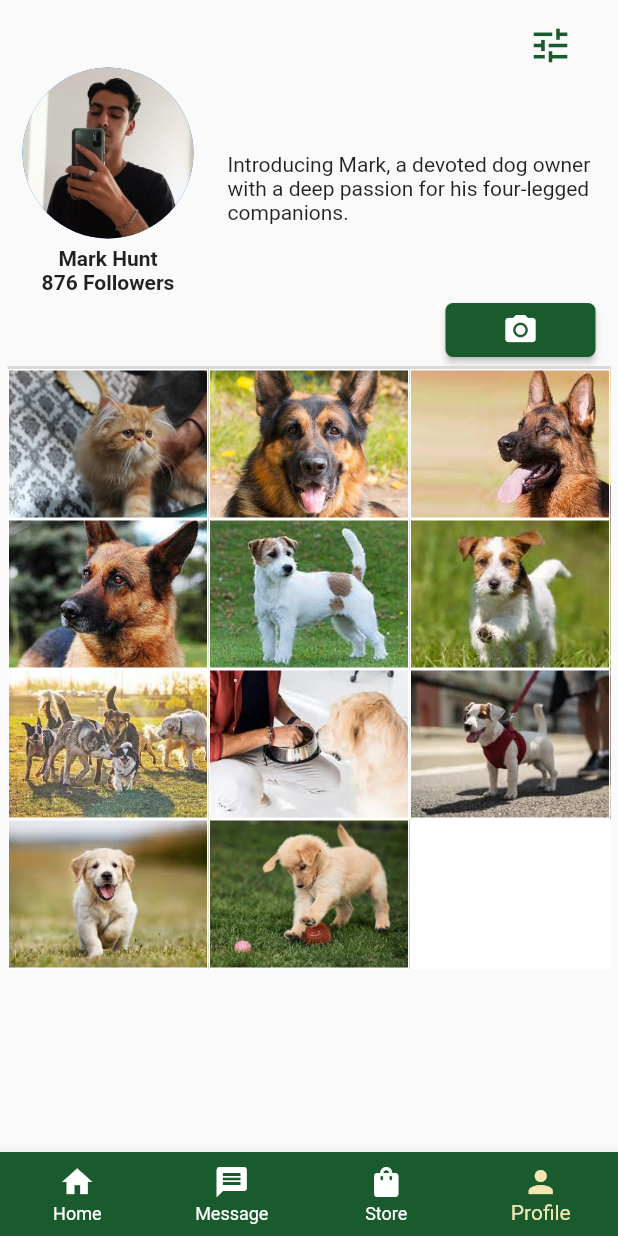
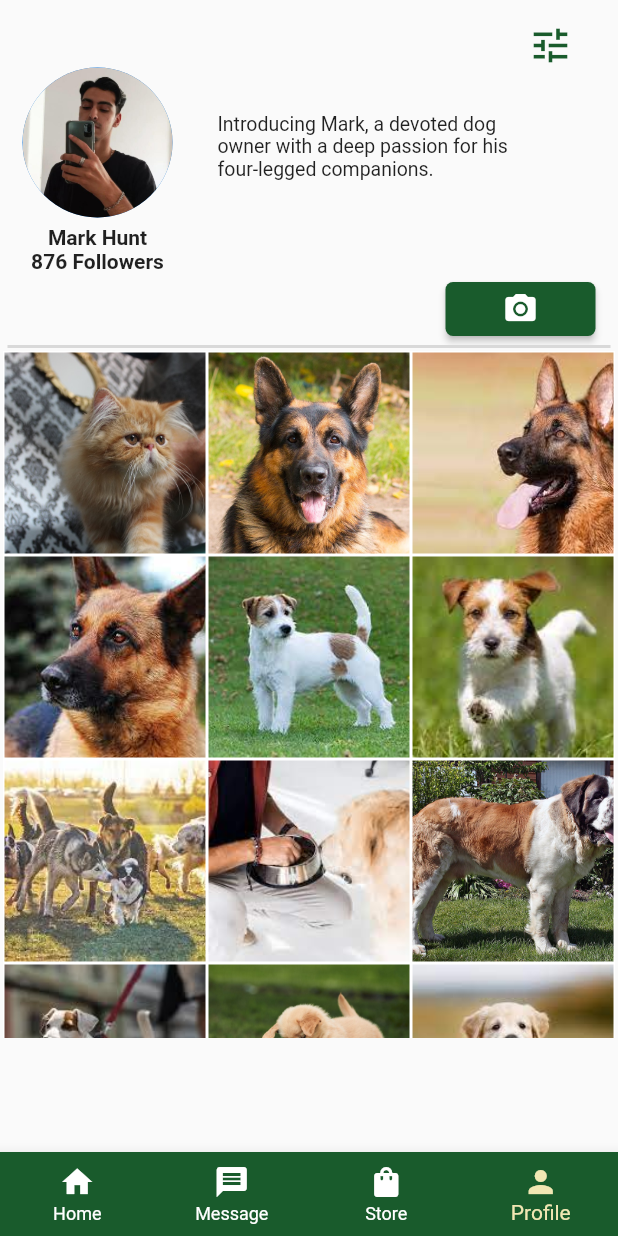
Before and after one commit to danielbueeno/PETSITTING, a Flutter app: the TemplatePlatform screen opened directly, item 4 of the bottom bar chosen, on a phone screen of 412 x 824 dp. Run offline on Flutter 3.47's test engine with Material 2 defaults, Android fonts, the phone set to English and light mode, and no system bars; missing offline and left inert: dart:ffi.

Commit message:
profile update gridview

```diff
--- /dev/null
+++ b/lib/Widgets/atoms/cameraButton.dart
@@ -0,0 +1,29 @@
+import 'package:flutter/material.dart';
+import 'package:pet_sitting_project/Constants/constants_colors.dart';
+
+class CameraButton extends StatelessWidget {
+  const CameraButton({
+    super.key,
+  });
+
+  @override
+  Widget build(BuildContext context) {
+    return SizedBox(
+      width: 100,
+      child: ElevatedButton(
+        onPressed: () {},
+        child: const Icon(Icons.photo_camera),
+        style: ButtonStyle(
+          padding: MaterialStateProperty.all(EdgeInsets.zero),
+          backgroundColor:
+              MaterialStateProperty.all<Color>(ConstantColors.primary),
+          shape: MaterialStateProperty.all<RoundedRectangleBorder>(
+            RoundedRectangleBorder(
+              borderRadius: BorderRadius.circular(5),
+            ),
+          ),
+        ),
+      ),
+    );
+  }
+}
--- a/lib/Widgets/atoms/image_in_profile.dart
+++ b/lib/Widgets/atoms/image_in_profile.dart
@@ -10,8 +10,7 @@ class ImageInProfile extends StatelessWidget {
 
   @override
   Widget build(BuildContext context) {
-    return Expanded(
-      child: Container(
+    return Container(
       height: 100,
       width: 100,
       decoration: BoxDecoration(
@@ -21,7 +20,6 @@ class ImageInProfile extends StatelessWidget {
           fit: BoxFit.cover,
         ),
       ),
-      ),
     );
   }
 }
--- /dev/null
+++ b/lib/Widgets/atoms/profileText.dart
@@ -0,0 +1,31 @@
+import 'package:flutter/material.dart';
+
+class profileText extends StatelessWidget {
+  const profileText({
+    super.key,
+    required this.text,
+  });
+  final String text;
+
+  @override
+  Widget build(BuildContext context) {
+    return Container(
+      alignment: Alignment.centerLeft,
+      margin: EdgeInsets.only(left: 30, top: 30),
+      child: SizedBox(
+        width: 200, // Set the desired width for the ConstrainedOverflowBox
+        height: 100, // Set the desired height for the ConstrainedOverflowBox
+        child: OverflowBox(
+          child: Text(
+            text,
+            style: TextStyle(
+              fontSize: 13,
+            ),
+            maxLines: 4,
+            overflow: TextOverflow.ellipsis,
+          ),
+        ),
+      ),
+    );
+  }
+}
--- /dev/null
+++ b/lib/Widgets/molecules/molecule_avatar.dart
@@ -0,0 +1,51 @@
+import 'package:flutter/material.dart';
+
+class MoleculeAvatar extends StatelessWidget {
+  const MoleculeAvatar(
+      {super.key,
+      required this.name,
+      required this.followers,
+      required this.img});
+
+  final String name;
+  final String followers;
+  final String img;
+
+  @override
+  Widget build(BuildContext context) {
+    return Column(
+      mainAxisAlignment: MainAxisAlignment.start,
+      children: [
+        CircleAvatar(
+          radius: 50,
+          backgroundImage: AssetImage(img),
+        ),
+        Container(
+          margin: EdgeInsets.only(top: 5),
+          child: Column(
+            children: [
+              Row(
+                children: [
+                  Text(
+                    name,
+                    style: TextStyle(
+                      fontWeight: FontWeight.bold,
+                    ),
+                  ),
+                ],
+              ),
+              Column(
+                children: [
+                  Text("$followers Followers",
+                      style: TextStyle(
+                        fontWeight: FontWeight.bold,
+                      )),
+                ],
+              )
+            ],
+          ),
+        )
+      ],
+    );
+  }
+}
--- a/lib/Widgets/organisms/organism_profile.dart
+++ b/lib/Widgets/organisms/organism_profile.dart
@@ -1,7 +1,10 @@
 import 'package:flutter/material.dart';
 import 'package:pet_sitting_project/Constants/constants_colors.dart';
 import 'package:pet_sitting_project/Widgets/atoms/button.dart';
+import 'package:pet_sitting_project/Widgets/atoms/cameraButton.dart';
 import 'package:pet_sitting_project/Widgets/atoms/image_in_profile.dart';
+import 'package:pet_sitting_project/Widgets/atoms/profileText.dart';
+import 'package:pet_sitting_project/Widgets/molecules/molecule_avatar.dart';
 import 'package:pet_sitting_project/constants/constant_routes.dart';
 import 'package:pet_sitting_project/widgets/molecules/molecule_store_item.dart';
 import 'package:pet_sitting_project/Widgets/molecules/molecule_message_block.dart';
@@ -41,134 +44,62 @@ class _OrganismProfileState extends State<OrganismProfile> {
               ),
             ]),
             Row(
-              mainAxisAlignment: MainAxisAlignment.spaceBetween,
+              mainAxisAlignment: MainAxisAlignment.start,
+              crossAxisAlignment: CrossAxisAlignment.start,
               children: [
+                MoleculeAvatar(
+                    name: "Mark Hunt",
+                    followers: "876",
+                    img: "assets/images/luis.jpeg"),
                 Column(
                   mainAxisAlignment: MainAxisAlignment.start,
+                  crossAxisAlignment: CrossAxisAlignment.center,
                   children: [
-                    CircleAvatar(
-                      radius: 57,
-                      backgroundImage: AssetImage("assets/images/luis.jpeg"),
+                    profileText(
+                      text:
+                          "Introducing Mark, a devoted dog owner with a deep passion for his four-legged companions.",
                     ),
-                    Container(
-                      margin: EdgeInsets.only(top: 5),
-                      child: Column(
-                        children: [
-                          Row(
-                            children: [
-                              Text(
-                                "Mark Hunt",
-                                style: TextStyle(
-                                  fontWeight: FontWeight.bold,
-                                ),
-                              ),
-                            ],
-                          ),
-                          Column(
-                            children: [
-                              Text("876 Followers",
-                                  style: TextStyle(
-                                    fontWeight: FontWeight.bold,
-                                  )),
                   ],
                 )
               ],
             ),
-                    )
-                  ],
-                ),
-                Container(
-                  margin: EdgeInsets.only(top: 10),
-                  child: Column(
-                    mainAxisAlignment: MainAxisAlignment.center,
-                    children: [
-                      Text(
-                        'Introducing Mark, a devoted dog owner \nwith a deep passion for his four-legged \ncompanions.',
-                        style: TextStyle(
-                            fontSize: 14, overflow: TextOverflow.ellipsis),
-                        maxLines: 3,
-                      ),
-                    ],
-                  ),
-                ),
-              ],
-            ),
             Row(
               mainAxisAlignment: MainAxisAlignment.end,
-              children: [
-                SizedBox(
-                  width: 100,
-                  child: ElevatedButton(
-                    onPressed: () {},
-                    child: const Icon(Icons.photo_camera),
-                    style: ButtonStyle(
-                      padding: MaterialStateProperty.all(EdgeInsets.zero),
-                      backgroundColor: MaterialStateProperty.all<Color>(
-                          ConstantColors.primary),
-                      shape: MaterialStateProperty.all<RoundedRectangleBorder>(
-                        RoundedRectangleBorder(
-                          borderRadius: BorderRadius.circular(5),
-                        ),
-                      ),
-                    ),
-                  ),
-                )
-              ],
+              children: [CameraButton()],
             )
           ]),
         ),
-        //Container(height: 10),
         Container(
             color: ConstantColors.gray,
             height: 2,
-            margin: EdgeInsets.symmetric(horizontal: 5)),
+            margin: EdgeInsets.symmetric(horizontal: 5)), //Space Container
         Container(
-          margin: EdgeInsets.symmetric(horizontal: 5),
-          child: Column(
-            children: [
-              Row(
-                crossAxisAlignment: CrossAxisAlignment.center,
+          constraints: BoxConstraints.expand(height: 460),
+          child: SingleChildScrollView(
+            child: GridView.count(
+              primary: false,
+              padding: const EdgeInsets.all(2),
+              crossAxisSpacing: 0,
+              mainAxisSpacing: 0,
+              crossAxisCount: 3,
+              shrinkWrap: true,
               children: [
                 ImageInProfile(image: "assets/images/persa.jpg"),
                 ImageInProfile(image: "assets/images/pastorAlemao2.jpg"),
                 ImageInProfile(image: "assets/images/pastorAlemao3.jpg"),
-                ],
-              ),
-              Row(
-                crossAxisAlignment: CrossAxisAlignment.center,
-                children: [
                 ImageInProfile(image: "assets/images/pastorAlemao4.jpg"),
                 ImageInProfile(image: "assets/images/jack.jpg"),
                 ImageInProfile(image: "assets/images/jack2.jpg"),
+                ImageInProfile(image: "assets/images/dogpark.jpg"),
+                ImageInProfile(image: "assets/images/dogEat.jpg"),
+                ImageInProfile(image: "assets/images/saoBernardo.jpg"),
+                ImageInProfile(image: "assets/images/dogLeash.jpg"),
+                ImageInProfile(image: "assets/images/puppy.jpg"),
+                ImageInProfile(image: "assets/images/puppy2.jpg"),
+                ImageInProfile(image: "assets/images/pastorAlemao.jpg"),
+                // Other images...
               ],
             ),
-              Row(
-                crossAxisAlignment: CrossAxisAlignment.center,
-                children: [
-                  ImageInProfile(image: "assets/images/dogpark.jpg"),
-                  ImageInProfile(image: "assets/images/dogEat.jpg"),
-                  ImageInProfile(image: "assets/images/dogLeash.jpg"),
-                ],
-              ),
-              Row(
-                crossAxisAlignment: CrossAxisAlignment.center,
-                children: [
-                  ImageInProfile(image: "assets/images/puppy2.jpg"),
-                  ImageInProfile(image: "assets/images/puppy.jpg"),
-                  Expanded(
-                    child: Container(
-                      height: 100,
-                      width: 100,
-                      decoration: BoxDecoration(
-                        border:
-                            Border.all(width: 1, color: ConstantColors.white),
-                        color: ConstantColors.white,
-                      ),
-                    ),
-                  ),
-                ],
-              )
-            ],
           ),
         )
       ],
```
Lines whose indentation alone changed are shown as unchanged.
